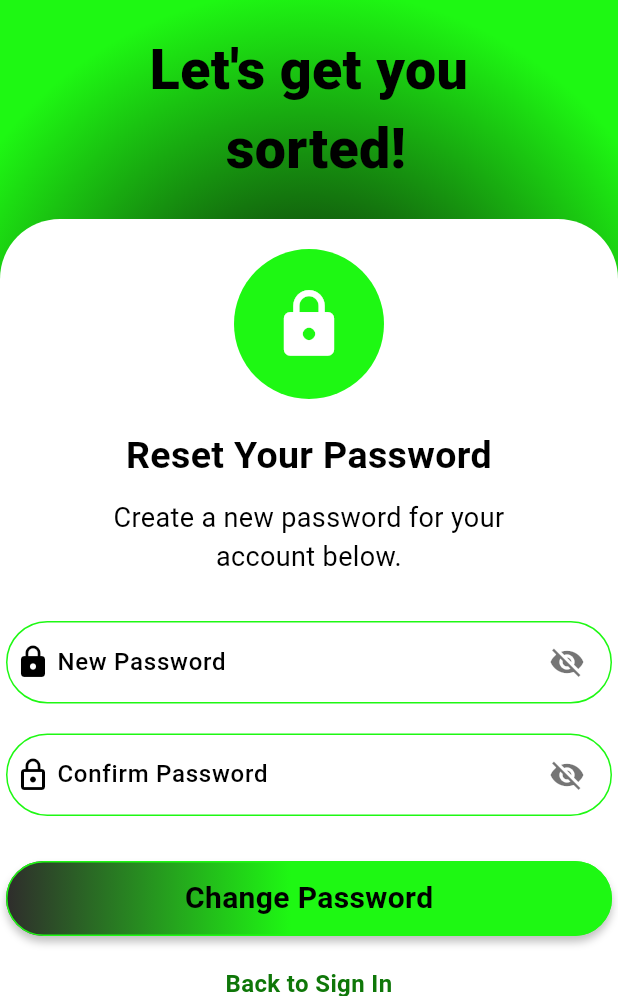
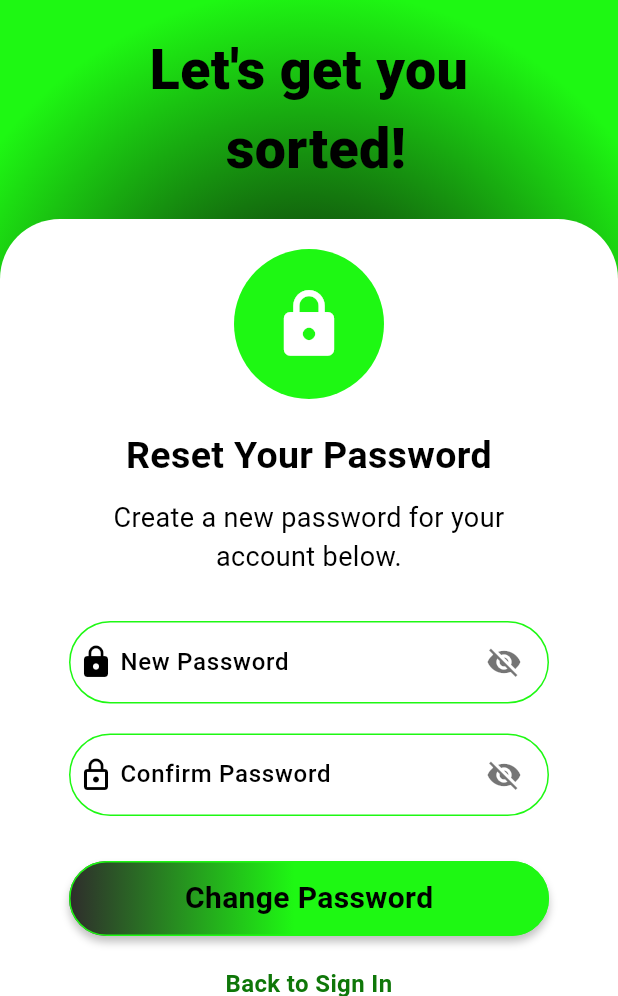
Before and after one commit to Alvin11David/UGANDA-EXPLORE, a Flutter app: the screen it shows after launch, on a phone screen of 412 x 824 dp, the part 240-1236 px from its top. Run offline on Flutter 3.47's test engine with Material 3 defaults, Android fonts, the light colour scheme and no system bars; our stand-ins replace cloud_firestore, firebase_auth, firebase_core, flutter_svg, google_sign_in; accounts and stored records are empty; Roboto replaces fonts that are missing (Outfit, Poppins).

Commit message:
worked on the forgot password flow

```diff
--- a/uganda_explore/lib/screens/auth/change_password_screen.dart
+++ b/uganda_explore/lib/screens/auth/change_password_screen.dart
@@ -150,7 +150,7 @@ class _NewPasswordFieldState extends State<NewPasswordField> {
   Widget build(BuildContext context) {
     return Center(
       child: SizedBox(
-        width: 450,
+        width: 320,
         child: TextFormField(
           controller: _passwordController,
           obscureText: _isObscured,
@@ -247,7 +247,7 @@ class _ConfirmPasswordFieldState extends State<ConfirmPasswordField> {
   Widget build(BuildContext context) {
     return Center(
       child: SizedBox(
-        width: 450,
+        width: 320,
         child: TextFormField(
           controller: _confirmPasswordController,
           obscureText: _isObscured,
@@ -354,7 +354,7 @@ class ChangePasswordButton extends StatelessWidget {
   Widget build(BuildContext context) {
     return Center(
       child: SizedBox(
-        width: 450,
+        width: 320,
         child: GestureDetector(
           onTap: () => _onChangePasswordPressed(context),
           child: Container(
```
